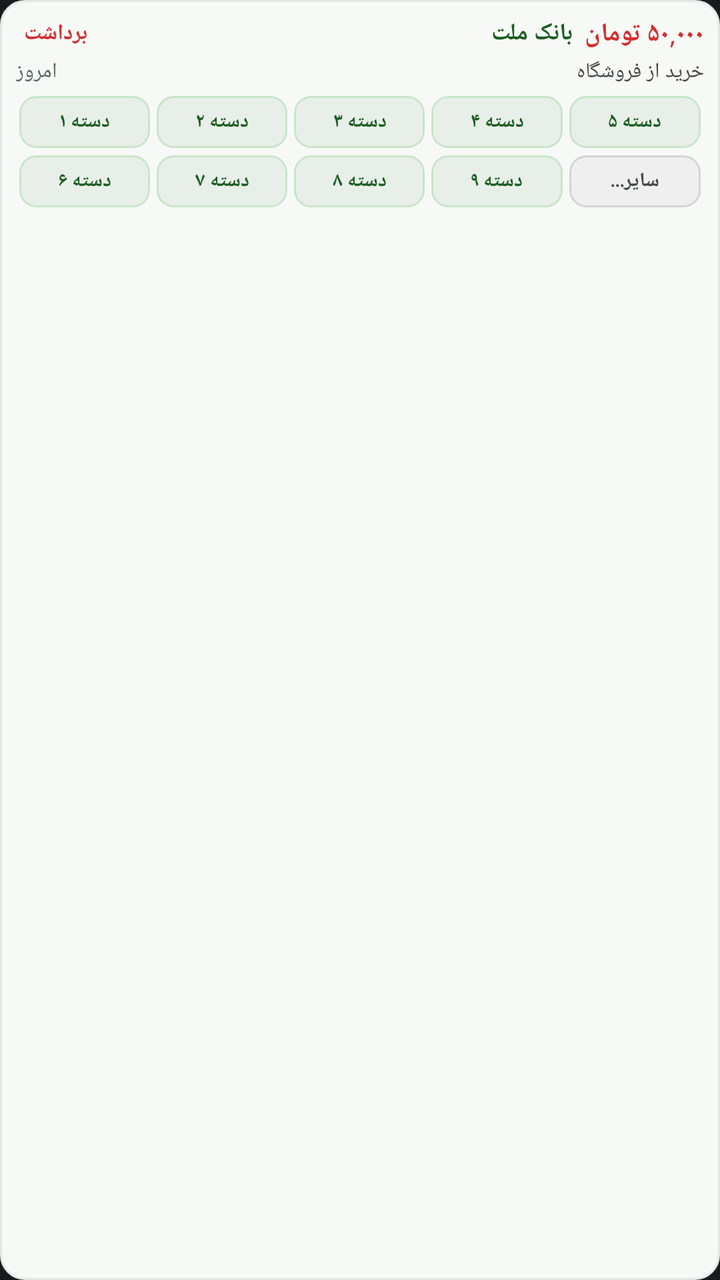
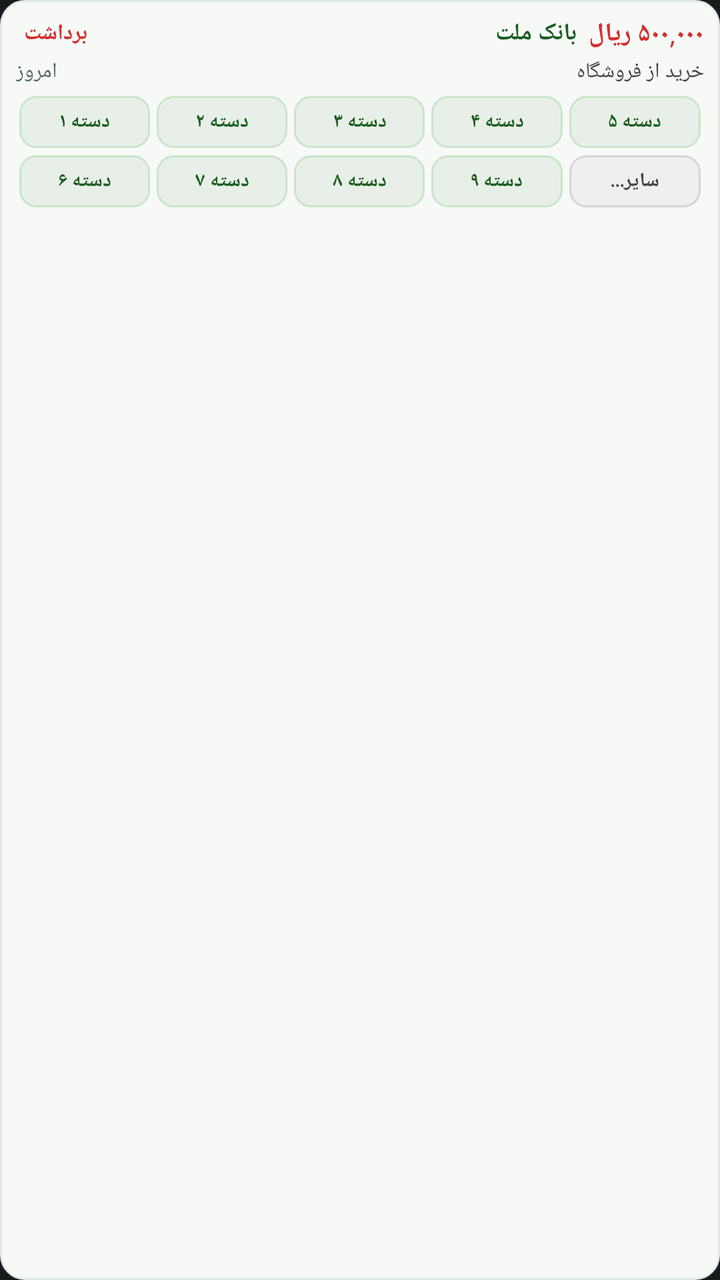

Compare the two renders of this Android layout. The source of the first and the diff that turns it into the second are given below.
<!-- AndroidManifest.xml: application theme Theme.MyApplication -->
<!-- res/layout/widget_sms_item.xml -->
<?xml version="1.0" encoding="utf-8"?>
<LinearLayout xmlns:android="http://schemas.android.com/apk/res/android"
    android:id="@+id/widget_item_container"
    android:layout_width="match_parent"
    android:layout_height="wrap_content"
    android:layout_marginBottom="6dp"
    android:background="@drawable/widget_item_background"
    android:orientation="vertical"
    android:padding="8dp">

    
    <LinearLayout
        android:layout_width="match_parent"
        android:layout_height="wrap_content"
        android:gravity="center_vertical"
        android:orientation="horizontal">

        <TextView
            android:id="@+id/tv_item_type"
            android:layout_width="wrap_content"
            android:layout_height="wrap_content"
            android:paddingStart="4dp"
            android:paddingEnd="4dp"
            android:text="برداشت"
            android:textColor="@color/widget_expense_color"
            android:textSize="11sp"
            android:textStyle="bold" />

        <TextView
            android:id="@+id/tv_item_bank"
            android:layout_width="0dp"
            android:layout_height="wrap_content"
            android:layout_marginStart="4dp"
            android:layout_weight="1"
            android:ellipsize="end"
            android:maxLines="1"
            android:text="بانک ملت"
            android:textColor="@color/widget_title_color"
            android:textSize="12sp"
            android:textStyle="bold" />

        <TextView
            android:id="@+id/tv_item_amount"
            android:layout_width="wrap_content"
            android:layout_height="wrap_content"
            android:layout_marginStart="6dp"
            android:text="۵۰,۰۰۰ تومان"
            android:textColor="@color/widget_expense_color"
            android:textSize="13sp"
            android:textStyle="bold" />
    </LinearLayout>

    
    <LinearLayout
        android:layout_width="match_parent"
        android:layout_height="wrap_content"
        android:layout_marginTop="3dp"
        android:gravity="center_vertical"
        android:orientation="horizontal">

        <TextView
            android:id="@+id/tv_item_date"
            android:layout_width="wrap_content"
            android:layout_height="wrap_content"
            android:text="امروز"
            android:textColor="@color/widget_status_color"
            android:textSize="10.5sp" />

        <TextView
            android:id="@+id/tv_item_note"
            android:layout_width="0dp"
            android:layout_height="wrap_content"
            android:layout_marginStart="6dp"
            android:layout_weight="1"
            android:ellipsize="end"
            android:maxLines="1"
            android:text="خرید از فروشگاه"
            android:textColor="@color/widget_subtitle_color"
            android:textSize="10.5sp" />
    </LinearLayout>

    
    
    <LinearLayout
        android:id="@+id/widget_category_row_1"
        android:layout_width="match_parent"
        android:layout_height="wrap_content"
        android:layout_marginTop="5dp"
        android:gravity="center_vertical"
        android:orientation="horizontal">

        <TextView
            android:id="@+id/btn_cat_1"
            android:layout_width="0dp"
            android:layout_height="26dp"
            android:layout_marginStart="1.5dp"
            android:layout_marginEnd="1.5dp"
            android:layout_weight="1"
            android:background="@drawable/widget_cat_btn_bg"
            android:ellipsize="end"
            android:gravity="center"
            android:maxLines="1"
            android:paddingStart="2dp"
            android:paddingEnd="2dp"
            android:text="دسته ۱"
            android:textColor="@color/widget_cat_btn_text"
            android:textSize="10sp"
            android:textStyle="bold" />

        <TextView
            android:id="@+id/btn_cat_2"
            android:layout_width="0dp"
            android:layout_height="26dp"
            android:layout_marginStart="1.5dp"
            android:layout_marginEnd="1.5dp"
            android:layout_weight="1"
            android:background="@drawable/widget_cat_btn_bg"
            android:ellipsize="end"
            android:gravity="center"
            android:maxLines="1"
            android:paddingStart="2dp"
            android:paddingEnd="2dp"
            android:text="دسته ۲"
            android:textColor="@color/widget_cat_btn_text"
            android:textSize="10sp"
            android:textStyle="bold" />

        <TextView
            android:id="@+id/btn_cat_3"
            android:layout_width="0dp"
            android:layout_height="26dp"
            android:layout_marginStart="1.5dp"
            android:layout_marginEnd="1.5dp"
            android:layout_weight="1"
            android:background="@drawable/widget_cat_btn_bg"
            android:ellipsize="end"
            android:gravity="center"
            android:maxLines="1"
            android:paddingStart="2dp"
            android:paddingEnd="2dp"
            android:text="دسته ۳"
            android:textColor="@color/widget_cat_btn_text"
            android:textSize="10sp"
            android:textStyle="bold" />

        <TextView
            android:id="@+id/btn_cat_4"
            android:layout_width="0dp"
            android:layout_height="26dp"
            android:layout_marginStart="1.5dp"
            android:layout_marginEnd="1.5dp"
            android:layout_weight="1"
            android:background="@drawable/widget_cat_btn_bg"
            android:ellipsize="end"
            android:gravity="center"
            android:maxLines="1"
            android:paddingStart="2dp"
            android:paddingEnd="2dp"
            android:text="دسته ۴"
            android:textColor="@color/widget_cat_btn_text"
            android:textSize="10sp"
            android:textStyle="bold" />

        <TextView
            android:id="@+id/btn_cat_5"
            android:layout_width="0dp"
            android:layout_height="26dp"
            android:layout_marginStart="1.5dp"
            android:layout_marginEnd="1.5dp"
            android:layout_weight="1"
            android:background="@drawable/widget_cat_btn_bg"
            android:ellipsize="end"
            android:gravity="center"
            android:maxLines="1"
            android:paddingStart="2dp"
            android:paddingEnd="2dp"
            android:text="دسته ۵"
            android:textColor="@color/widget_cat_btn_text"
            android:textSize="10sp"
            android:textStyle="bold" />
    </LinearLayout>

    
    <LinearLayout
        android:id="@+id/widget_category_row_2"
        android:layout_width="match_parent"
        android:layout_height="wrap_content"
        android:layout_marginTop="3.5dp"
        android:gravity="center_vertical"
        android:orientation="horizontal">

        <TextView
            android:id="@+id/btn_cat_6"
            android:layout_width="0dp"
            android:layout_height="26dp"
            android:layout_marginStart="1.5dp"
            android:layout_marginEnd="1.5dp"
            android:layout_weight="1"
            android:background="@drawable/widget_cat_btn_bg"
            android:ellipsize="end"
            android:gravity="center"
            android:maxLines="1"
            android:paddingStart="2dp"
            android:paddingEnd="2dp"
            android:text="دسته ۶"
            android:textColor="@color/widget_cat_btn_text"
            android:textSize="10sp"
            android:textStyle="bold" />

        <TextView
            android:id="@+id/btn_cat_7"
            android:layout_width="0dp"
            android:layout_height="26dp"
            android:layout_marginStart="1.5dp"
            android:layout_marginEnd="1.5dp"
            android:layout_weight="1"
            android:background="@drawable/widget_cat_btn_bg"
            android:ellipsize="end"
            android:gravity="center"
            android:maxLines="1"
            android:paddingStart="2dp"
            android:paddingEnd="2dp"
            android:text="دسته ۷"
            android:textColor="@color/widget_cat_btn_text"
            android:textSize="10sp"
            android:textStyle="bold" />

        <TextView
            android:id="@+id/btn_cat_8"
            android:layout_width="0dp"
            android:layout_height="26dp"
            android:layout_marginStart="1.5dp"
            android:layout_marginEnd="1.5dp"
            android:layout_weight="1"
            android:background="@drawable/widget_cat_btn_bg"
            android:ellipsize="end"
            android:gravity="center"
            android:maxLines="1"
            android:paddingStart="2dp"
            android:paddingEnd="2dp"
            android:text="دسته ۸"
            android:textColor="@color/widget_cat_btn_text"
            android:textSize="10sp"
            android:textStyle="bold" />

        <TextView
            android:id="@+id/btn_cat_9"
            android:layout_width="0dp"
            android:layout_height="26dp"
            android:layout_marginStart="1.5dp"
            android:layout_marginEnd="1.5dp"
            android:layout_weight="1"
            android:background="@drawable/widget_cat_btn_bg"
            android:ellipsize="end"
            android:gravity="center"
            android:maxLines="1"
            android:paddingStart="2dp"
            android:paddingEnd="2dp"
            android:text="دسته ۹"
            android:textColor="@color/widget_cat_btn_text"
            android:textSize="10sp"
            android:textStyle="bold" />

        
        <TextView
            android:id="@+id/btn_fav_more"
            android:layout_width="0dp"
            android:layout_height="26dp"
            android:layout_marginStart="1.5dp"
            android:layout_marginEnd="1.5dp"
            android:layout_weight="1"
            android:background="@drawable/widget_cat_more_btn_bg"
            android:gravity="center"
            android:maxLines="1"
            android:paddingStart="2dp"
            android:paddingEnd="2dp"
            android:text="سایر..."
            android:textColor="@color/widget_cat_more_btn_text"
            android:textSize="10sp"
            android:textStyle="bold" />
    </LinearLayout>

</LinearLayout>
<!-- resources referenced by this layout -->
<resources>
  <color name="widget_cat_btn_text">#FF1B5E20</color>
  <color name="widget_cat_more_btn_text">#FF424843</color>
  <color name="widget_expense_color">#FFD32F2F</color>
  <color name="widget_status_color">#FF556B5C</color>
  <color name="widget_subtitle_color">#FF424843</color>
  <color name="widget_title_color">#FF1B5E20</color>
  <!-- drawable widget_cat_btn_bg (drawable) -->
  <?xml version="1.0" encoding="utf-8"?>
  <shape xmlns:android="http://schemas.android.com/apk/res/android"
      android:shape="rectangle">
      <solid android:color="@color/widget_cat_btn_bg" />
      <stroke
          android:width="1dp"
          android:color="#C8E6C9" />
      <corners android:radius="8dp" />
  </shape>
  <!-- drawable widget_cat_more_btn_bg (drawable) -->
  <?xml version="1.0" encoding="utf-8"?>
  <shape xmlns:android="http://schemas.android.com/apk/res/android"
      android:shape="rectangle">
      <solid android:color="@color/widget_cat_more_btn_bg" />
      <stroke
          android:width="1dp"
          android:color="#D5D5D5" />
      <corners android:radius="8dp" />
  </shape>
  <!-- drawable widget_item_background (drawable) -->
  <?xml version="1.0" encoding="utf-8"?>
  <shape xmlns:android="http://schemas.android.com/apk/res/android"
      android:shape="rectangle">
      <solid android:color="@color/widget_item_bg" />
      <stroke
          android:width="1dp"
          android:color="@color/widget_item_border" />
      <corners android:radius="12dp" />
  </shape>
  <style name="Theme.MyApplication" parent="android:Theme.DeviceDefault.NoActionBar" />
  <color name="widget_cat_btn_bg">#FFE8EFE8</color>
  <color name="widget_cat_more_btn_bg">#FFEFEFEF</color>
  <color name="widget_item_bg">#FFF7F9F7</color>
  <color name="widget_item_border">#FFE1E8E2</color>
</resources>

<!-- the commit's change to res/layout/widget_sms_item.xml (unified diff, before → after) -->
@@ -44,7 +44,7 @@
             android:layout_width="wrap_content"
             android:layout_height="wrap_content"
             android:layout_marginStart="6dp"
-            android:text="۵۰,۰۰۰ تومان"
+            android:text="۵۰۰,۰۰۰ ریال"
             android:textColor="@color/widget_expense_color"
             android:textSize="13sp"
             android:textStyle="bold" />
